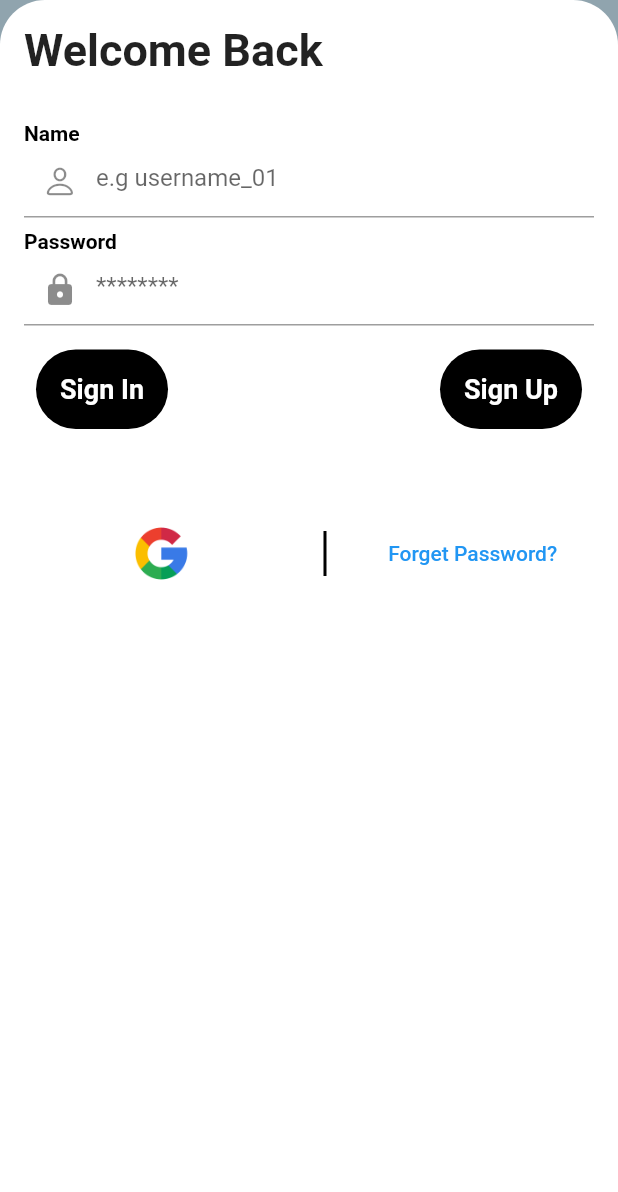
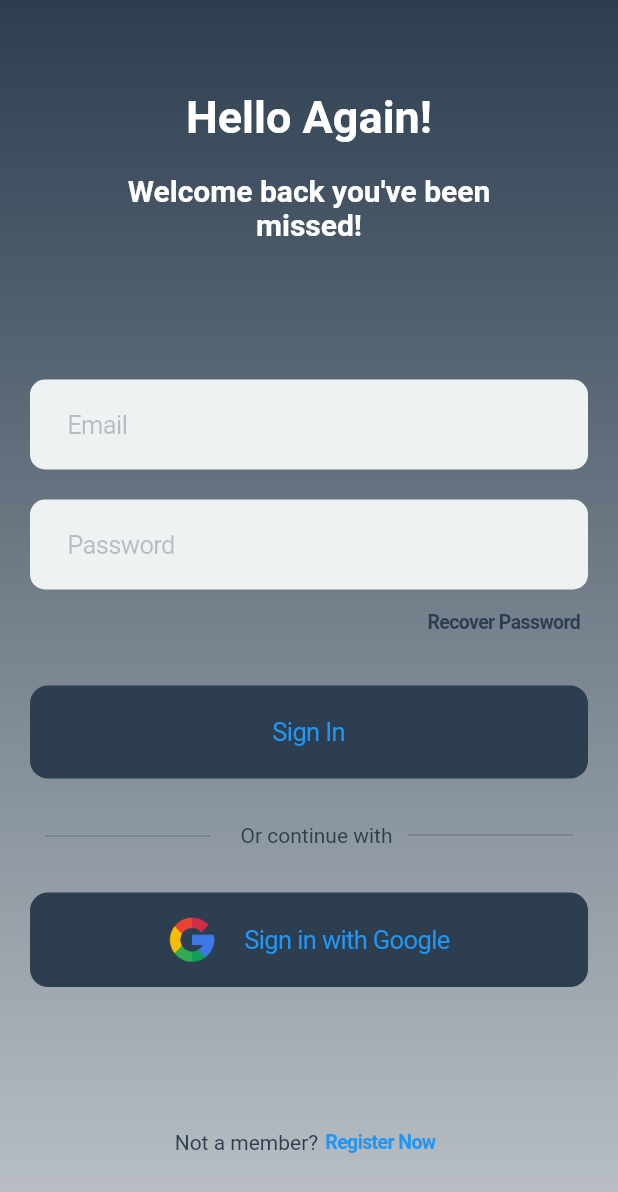
Before and after one commit to shahzadmari/Jobify, a Flutter app: the screen it shows after launch, after a tap on "Sign In", on a phone screen of 412 x 824 dp. Shown: the top 1192 px of the screen. Run offline on Flutter 3.47's test engine with Material 2 defaults, Android fonts, the phone set to English and light mode, and no system bars; our stand-ins replace animated_text_kit, firebase_auth, firebase_core, get_storage; accounts and stored records are empty.

Commit message:
recreated SignIn UI, changes to Intro.dart

```diff
--- a/iec_project/lib/pages/introduction.dart
+++ b/iec_project/lib/pages/introduction.dart
@@ -1,5 +1,6 @@
 import 'package:flutter/material.dart';
 import 'package:iec_project/pages/sign_up.dart';
+import 'package:iec_project/utils/gradients.dart';
 
 import 'sign_in.dart';
 
@@ -13,8 +14,12 @@ class IntroductionScreen extends StatefulWidget {
 class _IntroductionScreenState extends State<IntroductionScreen> {
   @override
   Widget build(BuildContext context) {
-    return Scaffold(
-      backgroundColor: const Color(0xFFD0D4E3),
+    return Container(
+      decoration: BoxDecoration(
+        gradient: moonlitAestroid,
+      ),
+      child: Scaffold(
+        backgroundColor: Colors.transparent,
         body: SafeArea(
           child: Padding(
             padding: const EdgeInsets.all(10.0),
@@ -25,7 +30,9 @@ class _IntroductionScreenState extends State<IntroductionScreen> {
                     aspectRatio: 1,
                     child: Container(
                       decoration: BoxDecoration(
-                      color: Colors.blueGrey[300],
+                        // color: const Color(0xFF395B64),
+                        color: const Color(0xFFA5C9CA),
+                        // color: Colors.blueGrey[300],
                         // color: Colors.blue[300],
                         borderRadius: BorderRadius.circular(25),
                       ),
@@ -41,6 +48,7 @@ class _IntroductionScreenState extends State<IntroductionScreen> {
                       Text(
                         "Discover your",
                         style: TextStyle(
+                          color: Colors.white,
                           fontSize: 30,
                           fontWeight: FontWeight.bold,
                         ),
@@ -48,6 +56,7 @@ class _IntroductionScreenState extends State<IntroductionScreen> {
                       Text(
                         "Dream Job Here!",
                         style: TextStyle(
+                          color: Colors.white,
                           fontSize: 30,
                           fontWeight: FontWeight.bold,
                         ),
@@ -58,6 +67,7 @@ class _IntroductionScreenState extends State<IntroductionScreen> {
                           "Become a part of this amazing platform and find the job you admire.",
                           textAlign: TextAlign.center,
                           style: TextStyle(
+                            color: Colors.white,
                             fontSize: 15,
                           ),
                         ),
@@ -82,7 +92,8 @@ class _IntroductionScreenState extends State<IntroductionScreen> {
                             );
                           },
                           style: ElevatedButton.styleFrom(
-                          backgroundColor: Colors.blueGrey[300],
+                            elevation: 0.0,
+                            backgroundColor: const Color(0xFFA5C9CA),
                             shape: RoundedRectangleBorder(
                               borderRadius:
                                   BorderRadius.circular(12), // <-- Radius
@@ -90,6 +101,9 @@ class _IntroductionScreenState extends State<IntroductionScreen> {
                           ),
                           child: const Text(
                             'Register',
+                            style: TextStyle(
+                              color: Color(0xFF203A43),
+                            ),
                           ),
                         ),
                         MaterialButton(
@@ -107,7 +121,7 @@ class _IntroductionScreenState extends State<IntroductionScreen> {
                           child: const Text(
                             "Sign In",
                             style: TextStyle(
-                            color: Colors.black,
+                              color: Colors.white,
                             ),
                           ),
                         ),
@@ -117,6 +131,7 @@ class _IntroductionScreenState extends State<IntroductionScreen> {
                 ]),
           ),
         ),
+      ),
     );
   }
 }
--- a/iec_project/lib/pages/sign_in.dart
+++ b/iec_project/lib/pages/sign_in.dart
@@ -1,8 +1,12 @@
 import 'package:flutter/cupertino.dart';
+import 'package:flutter/gestures.dart';
 import 'package:flutter/material.dart';
 
 import 'package:iec_project/controllers/sign_in_controller.dart';
 import 'package:iec_project/pages/sign_up.dart';
+import 'package:iec_project/utils/gradients.dart';
+
+import 'dart:math' as math;
 
 class SignIn extends StatefulWidget {
   const SignIn({super.key});
@@ -24,179 +28,200 @@ class _SignInState extends State<SignIn> {
 
   @override
   Widget build(BuildContext context) {
-    return Scaffold(
-      backgroundColor: Colors.blueGrey[300],
-      body: Form(
+    return Container(
+      // decoration: BoxDecoration(gradient: moonlitAestroid),
+      decoration: BoxDecoration(gradient: gradeGrey),
+      child: Scaffold(
+        backgroundColor: Colors.transparent,
+        // backgroundColor: const Color(0xFF2C5364),
+        body: SafeArea(
+          child: Padding(
+            padding: const EdgeInsets.only(top: 20, left: 20, right: 20),
+            child: Column(
+              mainAxisAlignment: MainAxisAlignment.spaceAround,
+              children: [
+                Column(
+                  children: const [
+                    Text(
+                      "Hello Again!",
+                      style: TextStyle(
+                        color: Colors.white,
+                        fontSize: 30,
+                        fontWeight: FontWeight.bold,
+                      ),
+                    ),
+                    SizedBox(height: 10),
+                    Padding(
+                      padding: EdgeInsets.symmetric(
+                          horizontal: 50.0, vertical: 10.0),
+                      child: Text(
+                        "Welcome back you've been missed!",
+                        textAlign: TextAlign.center,
+                        style: TextStyle(
+                          color: Colors.white,
+                          fontSize: 20,
+                          fontWeight: FontWeight.bold,
+                        ),
+                      ),
+                    ),
+                  ],
+                ),
+                Form(
                   key: _formKey,
-        child: Center(
                   child: Column(
-            mainAxisAlignment: MainAxisAlignment.center,
-            crossAxisAlignment: CrossAxisAlignment.center,
                     children: [
-              // const SizedBox(height: 40),
-              // Expanded(
-              //   flex: 1,
-              //   child: Container(
-              //     color: Colors.blue[900],
-              //     width: 150,
-              //     height: 150,
-              //     child: Image.asset("assets/talent-search.png"),
-              //   ),
-              // ),
-              // const SizedBox(
-              //   height: 30,
-              // ),
-              Expanded(
-                flex: 2,
-                child: Container(
-                  decoration: const BoxDecoration(
-                      color: Colors.white,
-                      borderRadius: BorderRadius.only(
-                          topRight: Radius.circular(30),
-                          topLeft: Radius.circular(30))),
-                  child: Padding(
-                    padding: const EdgeInsets.all(16),
-                    child: SingleChildScrollView(
-                      child: Column(
-                        crossAxisAlignment: CrossAxisAlignment.start,
-                        children: [
-                          const Text(
-                            "Welcome Back",
+                      CupertinoTextField(
+                        padding: const EdgeInsets.symmetric(
+                          vertical: 20,
+                          horizontal: 25,
+                        ),
+                        placeholder: "Email",
+                        cursorColor: const Color(0xFF203A43),
+                        decoration: BoxDecoration(
+                            color: const Color(0xFFEEF2F3),
+                            borderRadius: BorderRadius.circular(10)),
+                      ),
+                      const SizedBox(height: 20),
+                      CupertinoTextField(
+                        padding: const EdgeInsets.symmetric(
+                          vertical: 20,
+                          horizontal: 25,
+                        ),
+                        placeholder: "Password",
+                        cursorColor: const Color(0xFF203A43),
+                        decoration: BoxDecoration(
+                            color: const Color(0xFFEEF2F3),
+                            borderRadius: BorderRadius.circular(10)),
+                      ),
+                      Align(
+                        alignment: Alignment.centerRight,
+                        child: CupertinoButton(
+                          padding: const EdgeInsets.only(right: 5),
+                          onPressed: () {},
+                          child: const Text(
+                            "Recover Password",
                             style: TextStyle(
-                                fontSize: 30, fontWeight: FontWeight.bold),
+                              color: Color(0xFF2C3E50),
+                              fontSize: 13,
+                              fontWeight: FontWeight.bold,
+                            ),
+                          ),
+                        ),
                       ),
                       const SizedBox(
-                            height: 30,
+                        height: 20,
                       ),
-                          const Text(
-                            "Name",
-                            style: TextStyle(
-                                color: Colors.black,
-                                fontWeight: FontWeight.bold),
+                      ConstrainedBox(
+                        constraints:
+                            const BoxConstraints(minWidth: double.infinity),
+                        child: CupertinoButton(
+                          color: const Color(0xFF2C3E50),
+                          onPressed: () {},
+                          child: const Padding(
+                            padding: EdgeInsets.all(5.0),
+                            child: Text("Sign In"),
                           ),
-                          TextFormField(
-                            controller: _accountNameController,
-                            decoration: const InputDecoration(
-                              hintText: 'e.g username_01',
-                              prefixIcon: Icon(CupertinoIcons.person),
                         ),
-                            validator: (value) {
-                              if (value!.isEmpty) {
-                                return "Field is empty";
-                              } else if (!value.contains("@")) {
-                                return "Invalid email";
-                              }
-                            },
-                            cursorColor: Colors.grey,
-                          ),
-                          const SizedBox(
-                            height: 8,
-                          ),
-                          const Text(
-                            "Password",
-                            style: TextStyle(
-                                color: Colors.black,
-                                fontWeight: FontWeight.bold),
-                          ),
-                          TextFormField(
-                            controller: _passwordController,
-                            decoration: const InputDecoration(
-                                hintText: '********',
-                                prefixIcon: Icon(Icons.lock)),
-                            validator: (value) {
-                              if (value!.isEmpty) {
-                                return "Field is empty";
-                              } else if (value.length < 6) {
-                                return "password is less than 6";
-                              }
-                            },
-                            cursorColor: Colors.grey,
-                          ),
-                          const SizedBox(
-                            height: 8,
                       ),
                       Padding(
-                            padding: const EdgeInsets.all(8.0),
+                        padding: const EdgeInsets.symmetric(
+                          vertical: 30.0,
+                          horizontal: 10.0,
+                        ),
                         child: Row(
-                              mainAxisAlignment: MainAxisAlignment.spaceBetween,
+                          mainAxisAlignment: MainAxisAlignment.center,
                           children: [
-                                InkWell(
-                                  onTap: () async {
-                                    if (_formKey.currentState!.validate()) {
-                                      check(_accountNameController.text,
-                                          _passwordController.text, context);
-                                    }
-                                  },
+                            Expanded(
+                              child: Transform.rotate(
+                                angle: math.pi,
                                 child: Container(
-                                      decoration: const BoxDecoration(
-                                          color: Colors.black,
-                                          borderRadius: BorderRadius.all(
-                                              Radius.circular(30))),
-                                      child: const Padding(
-                                        padding: EdgeInsets.all(16.0),
-                                        child: Text(
-                                          'Sign In',
-                                          style: TextStyle(
-                                            color: Colors.white,
-                                            fontWeight: FontWeight.bold,
-                                            fontSize: 18,
+                                  height: 1,
+                                  decoration: BoxDecoration(
+                                    gradient: gradeGrey,
+                                    // color: Colors.white,
                                   ),
                                 ),
-                                      )),
                               ),
-                                InkWell(
-                                  onTap: () {
-                                    Navigator.push(
-                                        context,
-                                        MaterialPageRoute(
-                                            builder: (context) =>
-                                                const SignUp()));
-                                  },
+                            ),
+                            const SizedBox(width: 20),
+                            const Text(
+                              "Or continue with",
+                              style: TextStyle(
+                                color: Color(0xFF2C3E50),
+                              ),
+                            ),
+                            const SizedBox(width: 10),
+                            Expanded(
                               child: Container(
-                                      decoration: const BoxDecoration(
-                                          color: Colors.black,
-                                          borderRadius: BorderRadius.all(
-                                              Radius.circular(30))),
-                                      child: const Padding(
-                                        padding: EdgeInsets.all(16.0),
-                                        child: Text(
-                                          'Sign Up',
-                                          style: TextStyle(
-                                              color: Colors.white,
-                                              fontSize: 18,
-                                              fontWeight: FontWeight.bold),
+                                height: 1,
+                                decoration: BoxDecoration(
+                                  gradient: gradeGrey,
+                                  // color: Colors.white,
                                 ),
-                                      )),
-                                )
+                              ),
+                            ),
+                          ],
+                        ),
+                      ),
+                      ConstrainedBox(
+                        constraints:
+                            const BoxConstraints(minWidth: double.infinity),
+                        child: CupertinoButton(
+                          color: const Color(0xFF2C3E50),
+                          onPressed: () {},
+                          child: Row(
+                            mainAxisAlignment: MainAxisAlignment.center,
+                            mainAxisSize: MainAxisSize.min,
+                            children: [
+                              Image.asset(
+                                "assets/google.png",
+                                scale: 2,
+                              ),
+                              const SizedBox(width: 20),
+                              const Text("Sign in with Google"),
+                            ],
+                          ),
+                        ),
+                      ),
                     ],
                   ),
                 ),
                 Row(
-                            mainAxisAlignment: MainAxisAlignment.spaceAround,
-                            crossAxisAlignment: CrossAxisAlignment.center,
+                  mainAxisAlignment: MainAxisAlignment.center,
                   children: [
-                              Container(
-                                  width: 150,
-                                  child: Image.asset("assets/google.png")),
-                              SizedBox(
-                                height: 30,
-                                width: 2,
-                                child: Container(
-                                  color: Colors.black,
+                    const Text(
+                      'Not a member?',
+                      style: TextStyle(
+                        color: Color(0xFF2C3E50),
                       ),
                     ),
-                              TextButton(
-                                  onPressed: () {},
-                                  child: const Text("Forget Password?"))
-                            ],
-                          )
-                        ],
+                    CupertinoButton(
+                      padding: const EdgeInsets.symmetric(horizontal: 5),
+                      onPressed: () async {
+                        await Future.delayed(
+                          const Duration(milliseconds: 100),
+                          () => Navigator.push(
+                            context,
+                            MaterialPageRoute(
+                              builder: (context) => const SignUp(),
+                            ),
+                          ),
+                        );
+                      },
+                      child: const Text(
+                        "Register Now",
+                        style: TextStyle(
+                          color: Colors.blue,
+                          // color: Color(0xFF2C3E50),
+                          fontSize: 13,
+                          fontWeight: FontWeight.bold,
                         ),
                       ),
                     ),
+                  ],
                 ),
-              )
               ],
+            ),
           ),
         ),
       ),
--- /dev/null
+++ b/iec_project/lib/utils/gradients.dart
@@ -0,0 +1,42 @@
+import 'package:flutter/material.dart';
+
+Gradient moonlitAestroid = const LinearGradient(
+  begin: Alignment.topLeft,
+  end: Alignment(0.8, 1),
+  colors: [
+    Color(0xFF0F2027),
+    Color(0xFF203A43),
+    Color(0xFF2C5364),
+  ],
+  tileMode: TileMode.mirror,
+);
+
+Gradient portrait = const LinearGradient(
+  begin: Alignment.topCenter,
+  end: Alignment.bottomCenter,
+  colors: [
+    Color(0xFFEEF2F3),
+    Color(0xFF8E9EAB),
+  ],
+  tileMode: TileMode.mirror,
+);
+
+Gradient metallicToad = const LinearGradient(
+  begin: Alignment.topCenter,
+  end: Alignment.bottomCenter,
+  colors: [
+    Color(0xFFABBAAB),
+    Color(0xFFFFFFFF),
+  ],
+  tileMode: TileMode.mirror,
+);
+
+Gradient gradeGrey = const LinearGradient(
+  begin: Alignment.topCenter,
+  end: Alignment.bottomCenter,
+  colors: [
+    Color(0xFF2C3E50),
+    Color(0xFFBDC3C7),
+  ],
+  tileMode: TileMode.mirror,
+);
```
Also changed, not shown: iec_project/assets/google.png. Lines whose indentation alone changed are shown as unchanged.
